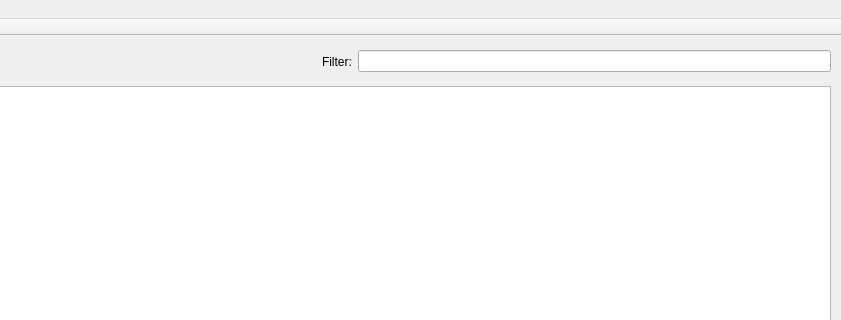
Qt form mainwindow.ui (xl1043237213/SimpleSniffer) before a commit; both pictures show x 240 to 1081 and y 0 to 320 of the 1081 by 658 pixel window.
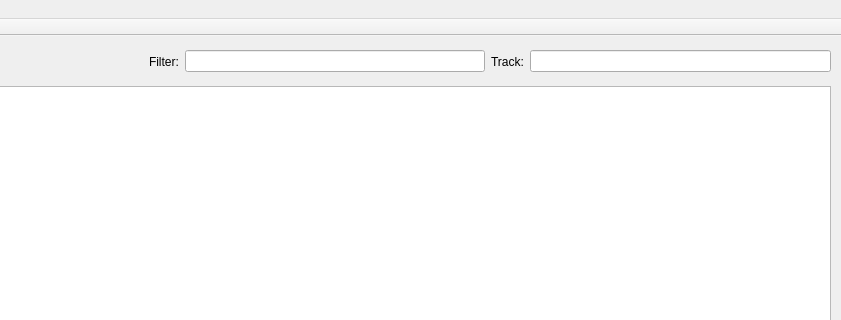
The same form after that commit. Icons and pictures are not drawn.

Commit message: add http & ip:port track

```diff
--- a/mainwindow.ui
+++ b/mainwindow.ui
@@ -64,6 +64,16 @@
        </property>
       </widget>
      </item>
+     <item>
+      <widget class="QLabel" name="label_2">
+       <property name="text">
+        <string>Track:</string>
+       </property>
+      </widget>
+     </item>
+     <item>
+      <widget class="QLineEdit" name="lineEdit_2"/>
+     </item>
     </layout>
    </widget>
    <widget class="QSplitter" name="splitter">
```
Left out of the diff: 4 changed lines with no effect on the pictures. The commit also changes 19 other files.
